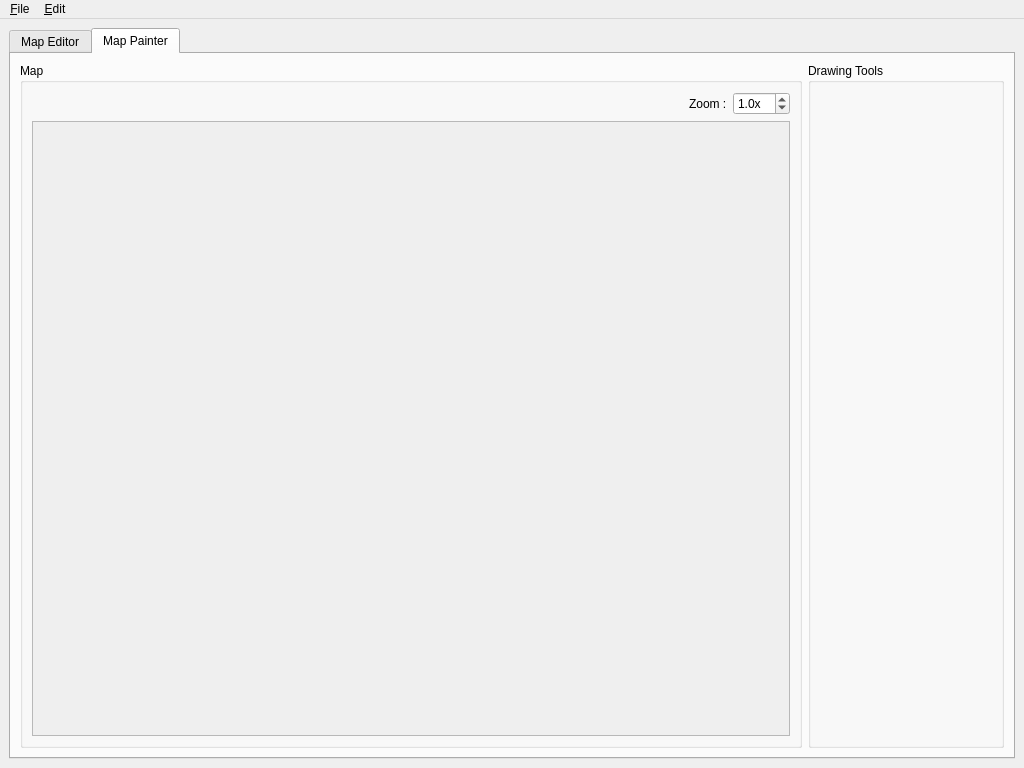
Qt form MainWindow.ui (fborse/map-painter-95) before a commit.
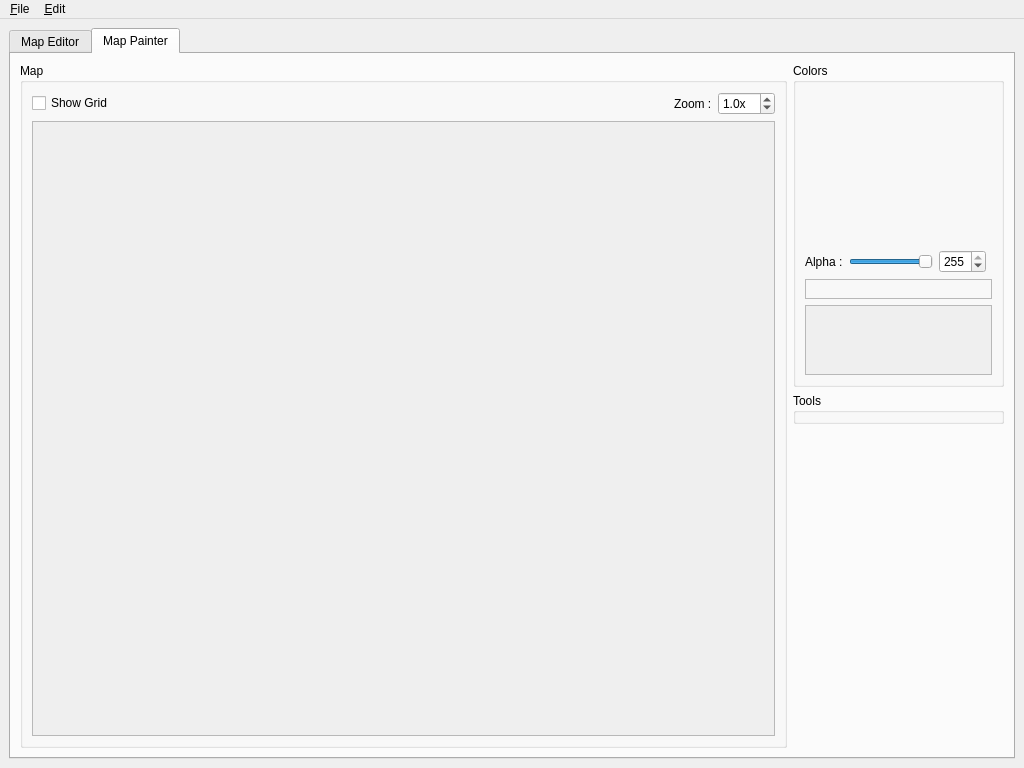
The same form after that commit. The open tabs and pages were chosen to show the change. Icons and pictures are not drawn. Custom widgets are drawn as their Qt base class.

Commit message: Created color-related drawing tools

The edit to the form file:
```diff
--- a/MainWindow.ui
+++ b/MainWindow.ui
@@ -212,7 +212,7 @@
        <attribute name="title">
         <string>Map Painter</string>
        </attribute>
-       <layout class="QHBoxLayout" name="horizontalLayout_5" stretch="4,1">
+       <layout class="QHBoxLayout" name="horizontalLayout_5" stretch="1,0">
         <item>
          <widget class="QGroupBox" name="mapPainterGroupBox">
           <property name="title">
@@ -221,6 +221,13 @@
           <layout class="QVBoxLayout" name="verticalLayout_5">
            <item>
             <layout class="QHBoxLayout" name="horizontalLayout_6">
+             <item>
+              <widget class="QCheckBox" name="showGridCheckBox">
+               <property name="text">
+                <string>Show Grid</string>
+               </property>
+              </widget>
+             </item>
              <item>
               <spacer name="horizontalSpacer_3">
                <property name="orientation">
@@ -278,7 +285,7 @@
                <rect>
                 <x>0</x>
                 <y>0</y>
-                <width>756</width>
+                <width>728</width>
                 <height>595</height>
                </rect>
               </property>
@@ -298,11 +305,130 @@
          </widget>
         </item>
         <item>
-         <widget class="QGroupBox" name="drawingToolsGroupBox">
-          <property name="title">
-           <string>Drawing Tools</string>
-          </property>
-         </widget>
+         <layout class="QVBoxLayout" name="verticalLayout_8">
+          <item>
+           <widget class="QGroupBox" name="colorsGroupBox">
+            <property name="title">
+             <string>Colors</string>
+            </property>
+            <layout class="QVBoxLayout" name="verticalLayout_7" stretch="1,0,0">
+             <item>
+              <layout class="QGridLayout" name="gridLayout" rowstretch="1,0" columnstretch="0,1">
+               <item row="0" column="0">
+                <widget class="ColorSaturationValueWidget" name="saturationValueWidget" native="true"/>
+               </item>
+               <item row="0" column="1">
+                <widget class="ColorHueWidget" name="hueWidget" native="true"/>
+               </item>
+               <item row="1" column="1">
+                <widget class="ColorSelectionWidget" name="colorSelectionWidget" native="true"/>
+               </item>
+               <item row="1" column="0">
+                <layout class="QHBoxLayout" name="horizontalLayout_7">
+                 <item>
+                  <widget class="QLabel" name="alphaLabel">
+                   <property name="text">
+                    <string>Alpha :</string>
+                   </property>
+                  </widget>
+                 </item>
+                 <item>
+                  <widget class="QSlider" name="alphaSlider">
+                   <property name="maximum">
+                    <number>255</number>
+                   </property>
+                   <property name="value">
+                    <number>255</number>
+                   </property>
+                   <property name="orientation">
+                    <enum>Qt::Orientation::Horizontal</enum>
+                   </property>
+                  </widget>
+                 </item>
+                 <item>
+                  <widget class="QSpinBox" name="alphaSpinBox">
+                   <property name="maximum">
+                    <number>255</number>
+                   </property>
+                   <property name="value">
+                    <number>255</number>
+                   </property>
+                  </widget>
+                 </item>
+                </layout>
+               </item>
+              </layout>
+             </item>
+             <item>
+              <widget class="QFrame" name="frame">
+               <property name="frameShape">
+                <enum>QFrame::Shape::StyledPanel</enum>
+               </property>
+               <property name="frameShadow">
+                <enum>QFrame::Shadow::Raised</enum>
+               </property>
+               <layout class="QHBoxLayout" name="horizontalLayout_10">
+                <item>
+                 <widget class="ColorSelectionWidget" name="leftColorWidget" native="true"/>
+                </item>
+                <item>
+                 <widget class="ColorGradientWidget" name="colorGradientWidget" native="true"/>
+                </item>
+                <item>
+                 <widget class="ColorSelectionWidget" name="rightColorWidget" native="true"/>
+                </item>
+               </layout>
+              </widget>
+             </item>
+             <item>
+              <widget class="QScrollArea" name="colorPaletteScrollArea">
+               <property name="widgetResizable">
+                <bool>true</bool>
+               </property>
+               <property name="alignment">
+                <set>Qt::AlignmentFlag::AlignLeading|Qt::AlignmentFlag::AlignLeft|Qt::AlignmentFlag::AlignTop</set>
+               </property>
+               <widget class="QWidget" name="scrollAreaWidgetContents_5">
+                <property name="geometry">
+                 <rect>
+                  <x>0</x>
+                  <y>0</y>
+                  <width>196</width>
+                  <height>68</height>
+                 </rect>
+                </property>
+                <layout class="QHBoxLayout" name="horizontalLayout_9" stretch="0">
+                 <item>
+                  <widget class="ColorPaletteWidget" name="colorPaletteWidget" native="true"/>
+                 </item>
+                </layout>
+               </widget>
+              </widget>
+             </item>
+            </layout>
+           </widget>
+          </item>
+          <item>
+           <widget class="QGroupBox" name="drawToolsGroupBox">
+            <property name="title">
+             <string>Tools</string>
+            </property>
+           </widget>
+          </item>
+          <item>
+           <spacer name="verticalSpacer">
+            <property name="orientation">
+             <enum>Qt::Orientation::Vertical</enum>
+            </property>
+            <property name="sizeHint" stdset="0">
+             <size>
+              <width>20</width>
+              <height>40</height>
+             </size>
+            </property>
+           </spacer>
+          </item>
+         </layout>
         </item>
        </layout>
       </widget>
@@ -447,6 +573,67 @@
    <extends>QWidget</extends>
    <header>MapPainterWidget.hpp</header>
    <container>1</container>
+   <slots>
+    <signal>zoomSet(double)</signal>
+    <slot>setZoom(double)</slot>
+    <slot>setShowGrid(bool)</slot>
+    <slot>setDrawColor(QColor)</slot>
+   </slots>
+  </customwidget>
+  <customwidget>
+   <class>ColorSaturationValueWidget</class>
+   <extends>QWidget</extends>
+   <header>ColorSaturationValueWidget.hpp</header>
+   <container>1</container>
+   <slots>
+    <signal>saturationChanged(int)</signal>
+    <signal>valueChanged(int)</signal>
+    <slot>setHue(int)</slot>
+   </slots>
+  </customwidget>
+  <customwidget>
+   <class>ColorHueWidget</class>
+   <extends>QWidget</extends>
+   <header>ColorHueWidget.hpp</header>
+   <container>1</container>
+   <slots>
+    <signal>hueChanged(int)</signal>
+   </slots>
+  </customwidget>
+  <customwidget>
+   <class>ColorSelectionWidget</class>
+   <extends>QWidget</extends>
+   <header>ColorSelectionWidget.hpp</header>
+   <container>1</container>
+   <slots>
+    <signal>clicked(QColor)</signal>
+    <signal>colorChanged(QColor)</signal>
+    <slot>setHue(int)</slot>
+    <slot>setSaturation(int)</slot>
+    <slot>setValue(int)</slot>
+    <slot>setAlpha(int)</slot>
+    <slot>setColor(QColor)</slot>
+   </slots>
+  </customwidget>
+  <customwidget>
+   <class>ColorPaletteWidget</class>
+   <extends>QWidget</extends>
+   <header>ColorPaletteWidget.hpp</header>
+   <container>1</container>
+   <slots>
+    <signal>colorSelected(QColor)</signal>
+    <slot>addColor(QColor)</slot>
+    <slot>selectColor(QColor)</slot>
+   </slots>
+  </customwidget>
+  <customwidget>
+   <class>ColorGradientWidget</class>
+   <extends>QWidget</extends>
+   <header>ColorGradientWidget.hpp</header>
+   <container>1</container>
+   <slots>
+    <signal>colorSelected(QColor)</signal>
+   </slots>
   </customwidget>
  </customwidgets>
  <resources/>
```
Left out of the diff: 242 changed lines with no effect on the pictures. The commit also changes 14 other files.
